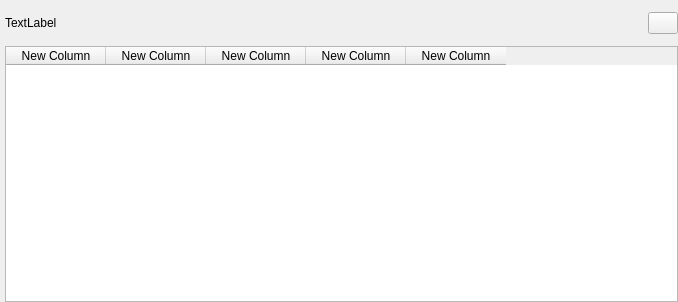
kreemkhaled112/GUI, file ui/Public/Info.ui: the form before one commit.
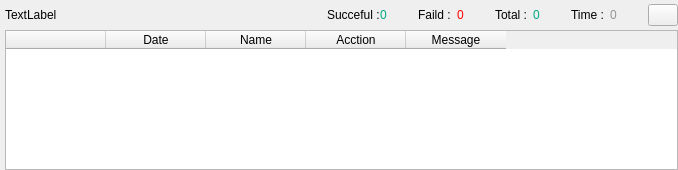
The form after the commit. Icons and pictures are not drawn.

```diff
--- a/ui/Public/Info.ui
+++ b/ui/Public/Info.ui
@@ -7,13 +7,13 @@
     <x>0</x>
     <y>0</y>
     <width>678</width>
-    <height>302</height>
+    <height>170</height>
    </rect>
   </property>
   <property name="minimumSize">
    <size>
     <width>0</width>
-    <height>30</height>
+    <height>0</height>
    </size>
   </property>
   <property name="windowTitle">
@@ -35,12 +35,12 @@
    <property name="spacing">
     <number>0</number>
    </property>
-   <item row="0" column="0">
+   <item row="0" column="0" alignment="Qt::AlignBottom">
     <widget class="QWidget" name="widget_1" native="true">
      <property name="minimumSize">
       <size>
        <width>0</width>
-       <height>30</height>
+       <height>0</height>
       </size>
      </property>
      <layout class="QGridLayout" name="gridLayout_4">
@@ -63,37 +63,37 @@
        <widget class="QTableWidget" name="table">
         <column>
          <property name="text">
-          <string>New Column</string>
+          <string/>
          </property>
         </column>
         <column>
          <property name="text">
-          <string>New Column</string>
+          <string>Date</string>
          </property>
         </column>
         <column>
          <property name="text">
-          <string>New Column</string>
+          <string>Name</string>
          </property>
         </column>
         <column>
          <property name="text">
-          <string>New Column</string>
+          <string>Acction</string>
          </property>
         </column>
         <column>
          <property name="text">
-          <string>New Column</string>
+          <string>Message</string>
          </property>
         </column>
        </widget>
       </item>
-      <item row="0" column="0">
+      <item row="0" column="0" alignment="Qt::AlignBottom">
        <widget class="QWidget" name="widget_2" native="true">
         <property name="minimumSize">
          <size>
           <width>0</width>
-          <height>46</height>
+          <height>30</height>
          </size>
         </property>
         <layout class="QHBoxLayout" name="horizontalLayout_4">
@@ -125,6 +125,102 @@
            </property>
           </widget>
          </item>
+         <item>
+          <widget class="QWidget" name="widget_Info" native="true">
+           <layout class="QHBoxLayout" name="horizontalLayout_31">
+            <property name="spacing">
+             <number>0</number>
+            </property>
+            <property name="leftMargin">
+             <number>0</number>
+            </property>
+            <property name="topMargin">
+             <number>0</number>
+            </property>
+            <property name="rightMargin">
+             <number>0</number>
+            </property>
+            <property name="bottomMargin">
+             <number>0</number>
+            </property>
+            <item>
+             <widget class="QLabel" name="successful1">
+              <property name="text">
+               <string>Succeful :</string>
+              </property>
+             </widget>
+            </item>
+            <item>
+             <widget class="QLabel" name="successful">
+              <property name="styleSheet">
+               <string notr="true"> QLabel {
+	color: rgb(0, 170, 127);
+	}</string>
+              </property>
+              <property name="text">
+               <string>0</string>
+              </property>
+             </widget>
+            </item>
+            <item>
+             <widget class="QLabel" name="label_28">
+              <property name="text">
+               <string>Faild :</string>
+              </property>
+             </widget>
+            </item>
+            <item>
+             <widget class="QLabel" name="faild">
+              <property name="styleSheet">
+               <string notr="true"> QLabel {
+color: rgb(255, 0, 0);
+	}</string>
+              </property>
+              <property name="text">
+               <string>0</string>
+              </property>
+             </widget>
+            </item>
+            <item>
+             <widget class="QLabel" name="label_29">
+              <property name="text">
+               <string>Total :</string>
+              </property>
+             </widget>
+            </item>
+            <item>
+             <widget class="QLabel" name="total">
+              <property name="styleSheet">
+               <string notr="true"> QLabel {
+color: rgb(0, 170, 127);
+	}
+</string>
+              </property>
+              <property name="text">
+               <string>0</string>
+              </property>
+             </widget>
+            </item>
+            <item>
+             <widget class="QLabel" name="label_34">
+              <property name="text">
+               <string>Time :</string>
+              </property>
+             </widget>
+            </item>
+            <item>
+             <widget class="QLabel" name="time">
+              <property name="styleSheet">
+               <string notr="true">color: rgb(148, 148, 148);</string>
+              </property>
+              <property name="text">
+               <string>0</string>
+              </property>
+             </widget>
+            </item>
+           </layout>
+          </widget>
+         </item>
          <item>
           <widget class="QPushButton" name="pushButton_4">
            <property name="minimumSize">
```
Left out of the diff: 2 changed lines with no effect on the pictures.
